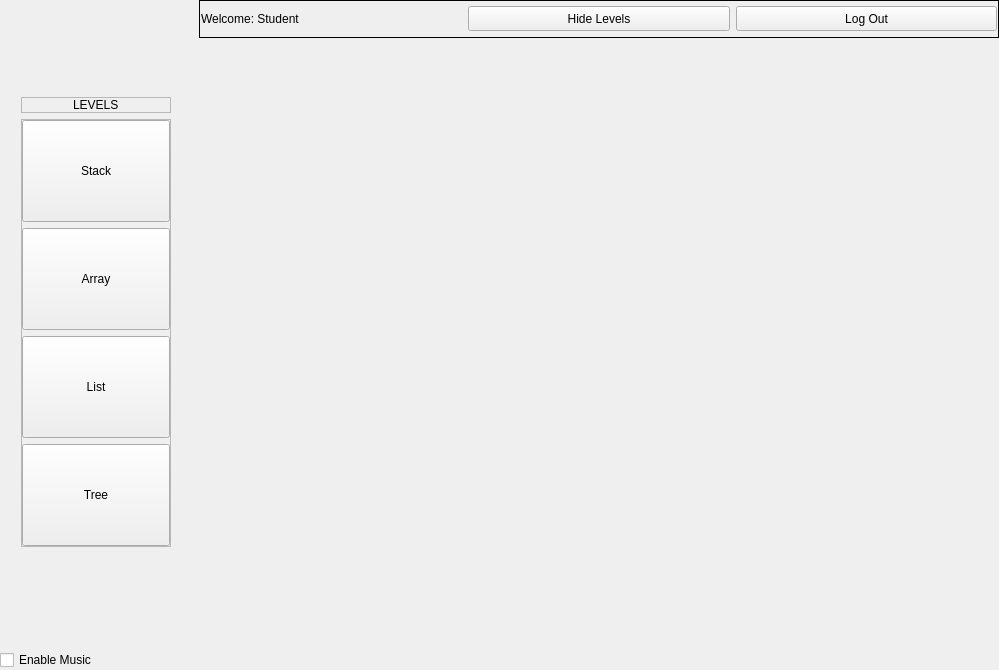
DatabasesWorks/Stacked_EducationalPlatform, file Client/studwin.ui: the form before one commit.
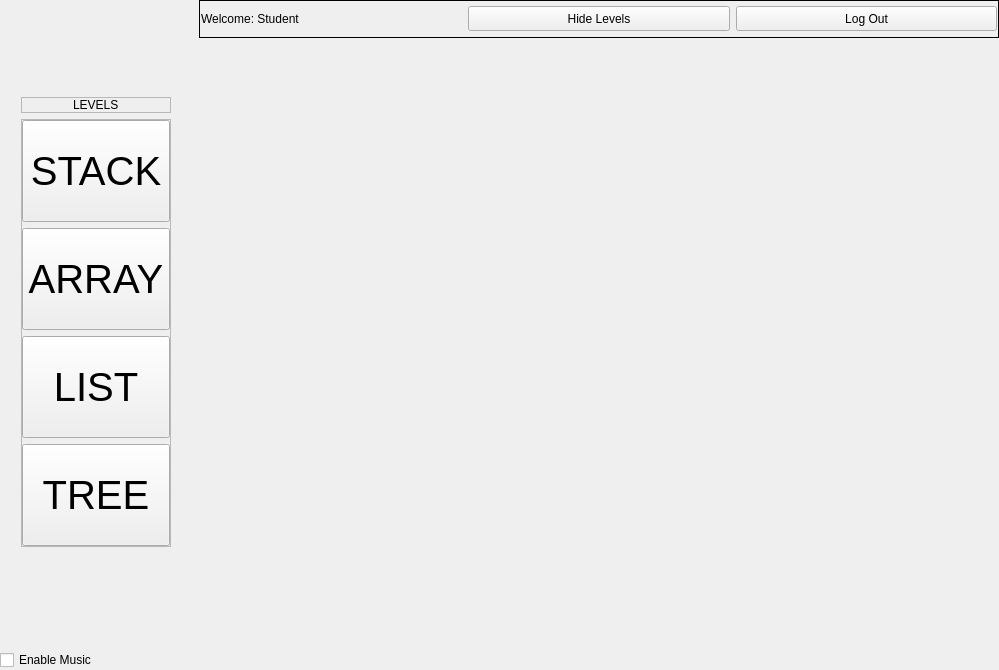
The form after the commit.

Commit message: bigger font

What changed in the file:
```diff
--- a/Client/studwin.ui
+++ b/Client/studwin.ui
@@ -280,8 +280,13 @@
                  <verstretch>0</verstretch>
                 </sizepolicy>
                </property>
+               <property name="font">
+                <font>
+                 <pointsize>30</pointsize>
+                </font>
+               </property>
                <property name="text">
-                <string>Stack</string>
+                <string>STACK</string>
                </property>
               </widget>
              </item>
@@ -293,8 +298,13 @@
                  <verstretch>0</verstretch>
                 </sizepolicy>
                </property>
+               <property name="font">
+                <font>
+                 <pointsize>30</pointsize>
+                </font>
+               </property>
                <property name="text">
-                <string>Tree</string>
+                <string>TREE</string>
                </property>
               </widget>
              </item>
@@ -306,8 +316,13 @@
                  <verstretch>0</verstretch>
                 </sizepolicy>
                </property>
+               <property name="font">
+                <font>
+                 <pointsize>30</pointsize>
+                </font>
+               </property>
                <property name="text">
-                <string>List</string>
+                <string>LIST</string>
                </property>
               </widget>
              </item>
@@ -319,8 +334,13 @@
                  <verstretch>0</verstretch>
                 </sizepolicy>
                </property>
+               <property name="font">
+                <font>
+                 <pointsize>30</pointsize>
+                </font>
+               </property>
                <property name="text">
-                <string>Array</string>
+                <string>ARRAY</string>
                </property>
               </widget>
              </item>
```
